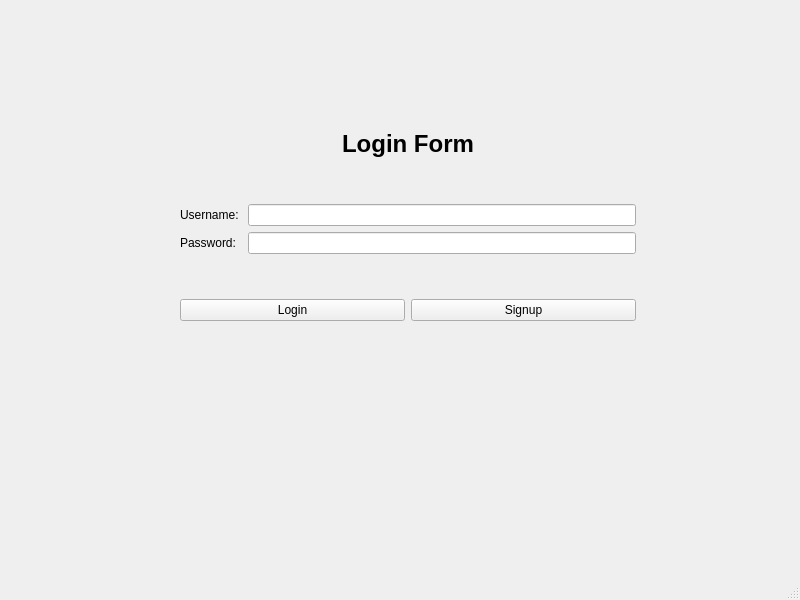
Above: App/ui/login.ui from yonycherkos/automatic-classroom-attendance-system before the change. Below: the same form after it.
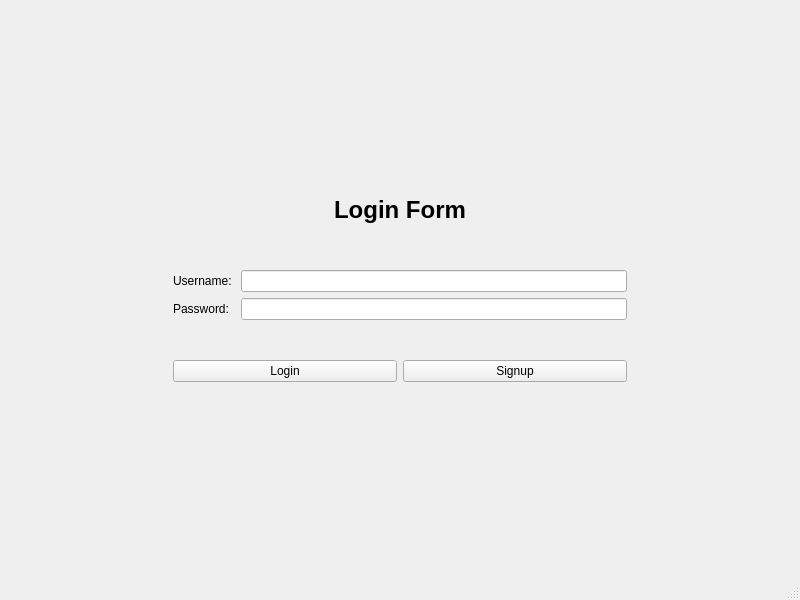
That is the form after the change.

Commit message: center the login and signup pages

What changed in the file:
```diff
--- a/App/ui/login.ui
+++ b/App/ui/login.ui
@@ -14,15 +14,8 @@
    <string>Login</string>
   </property>
   <widget class="QWidget" name="centralwidget">
-   <widget class="QWidget" name="layoutWidget">
-    <property name="geometry">
-     <rect>
-      <x>180</x>
-      <y>130</y>
-      <width>456</width>
-      <height>191</height>
-     </rect>
-    </property>
+   <layout class="QGridLayout" name="gridLayout_2">
+    <item row="1" column="1">
     <layout class="QGridLayout" name="gridLayout">
      <item row="0" column="0" colspan="2">
       <widget class="QLabel" name="loginFormLabel">
@@ -106,7 +99,60 @@
       </layout>
      </item>
     </layout>
-   </widget>
+    </item>
+    <item row="2" column="1">
+     <spacer name="verticalSpacer_3">
+      <property name="orientation">
+       <enum>Qt::Vertical</enum>
+      </property>
+      <property name="sizeHint" stdset="0">
+       <size>
+        <width>20</width>
+        <height>40</height>
+       </size>
+      </property>
+     </spacer>
+    </item>
+    <item row="0" column="1">
+     <spacer name="verticalSpacer_4">
+      <property name="orientation">
+       <enum>Qt::Vertical</enum>
+      </property>
+      <property name="sizeHint" stdset="0">
+       <size>
+        <width>20</width>
+        <height>40</height>
+       </size>
+      </property>
+     </spacer>
+    </item>
+    <item row="1" column="0">
+     <spacer name="horizontalSpacer">
+      <property name="orientation">
+       <enum>Qt::Horizontal</enum>
+      </property>
+      <property name="sizeHint" stdset="0">
+       <size>
+        <width>40</width>
+        <height>20</height>
+       </size>
+      </property>
+     </spacer>
+    </item>
+    <item row="1" column="2">
+     <spacer name="horizontalSpacer_2">
+      <property name="orientation">
+       <enum>Qt::Horizontal</enum>
+      </property>
+      <property name="sizeHint" stdset="0">
+       <size>
+        <width>40</width>
+        <height>20</height>
+       </size>
+      </property>
+     </spacer>
+    </item>
+   </layout>
   </widget>
   <widget class="QStatusBar" name="statusbar"/>
  </widget>
```
Lines whose indentation alone changed are shown as unchanged. The commit also changes 1 other file.
